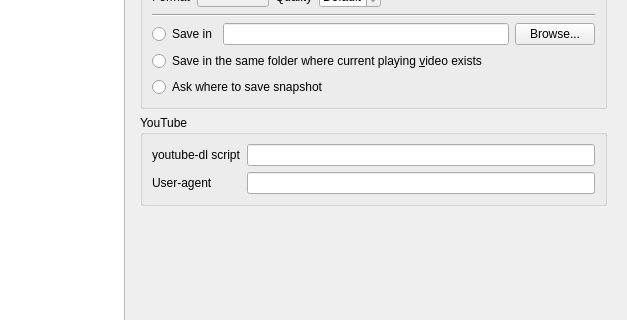
Old version of the form src/cmplayer/ui/prefdialog.ui in the repository bylee20/bomi; both pictures show x 86 to 713 and y 189 to 509 of the 713 by 650 pixel window.
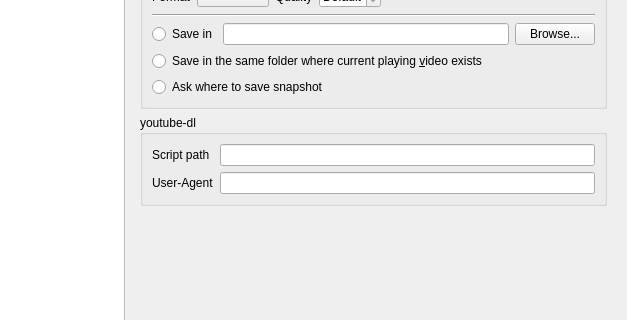
New version of the form. The open tabs and pages were chosen to show the change. Icons and pictures are not drawn. Custom widgets are drawn as their Qt base class.

What changed in the file:
```diff
--- a/src/cmplayer/ui/prefdialog.ui
+++ b/src/cmplayer/ui/prefdialog.ui
@@ -312,13 +312,13 @@
          <item>
           <widget class="QGroupBox" name="groupBox_34">
            <property name="title">
-            <string>YouTube</string>
+            <string notr="true">youtube-dl</string>
            </property>
            <layout class="QFormLayout" name="formLayout_21">
             <item row="0" column="0">
              <widget class="QLabel" name="label_25">
               <property name="text">
-               <string>youtube-dl script</string>
+               <string>Script path</string>
               </property>
              </widget>
             </item>
@@ -328,7 +328,7 @@
             <item row="1" column="0">
              <widget class="QLabel" name="label_59">
               <property name="text">
-               <string>User-agent</string>
+               <string notr="true">User-Agent</string>
               </property>
              </widget>
             </item>
```
Left out of the diff: 2 changed lines with no effect on the pictures.
